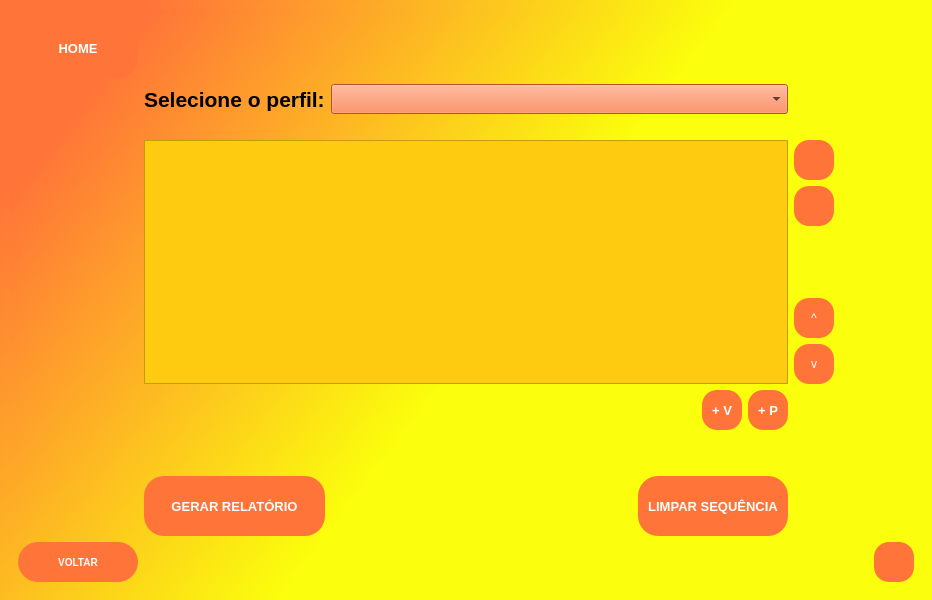
IsadoraVanco/Gamellito, file 5.Modulados/Modulados/mainwindow.ui: the form before one commit.
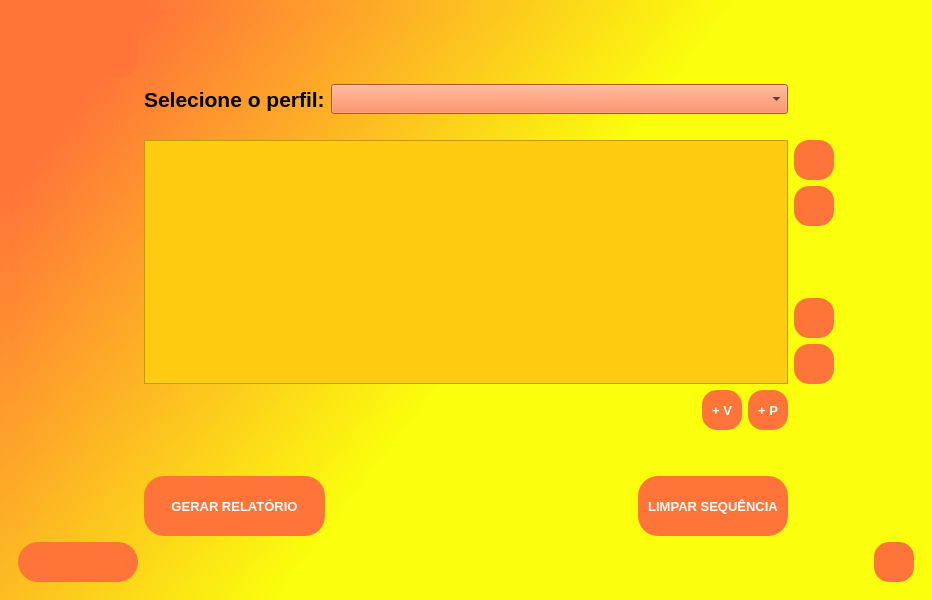
The form after the commit. The open tabs and pages were chosen to show the change.

Diff of the .ui file:
```diff
--- a/5.Modulados/Modulados/mainwindow.ui
+++ b/5.Modulados/Modulados/mainwindow.ui
@@ -1107,7 +1107,7 @@
 }</string>
           </property>
           <property name="text">
-           <string>VOLTAR</string>
+           <string/>
           </property>
          </widget>
         </item>
@@ -1207,7 +1207,7 @@
 }</string>
           </property>
           <property name="text">
-           <string>HOME</string>
+           <string/>
           </property>
          </widget>
         </item>
@@ -1563,7 +1563,7 @@
 }</string>
             </property>
             <property name="text">
-             <string>^</string>
+             <string/>
             </property>
            </widget>
           </item>
@@ -1597,7 +1597,7 @@
 }</string>
             </property>
             <property name="text">
-             <string>v</string>
+             <string/>
             </property>
            </widget>
           </item>
```
Left out of the diff: 27 changed lines with no effect on the pictures.
